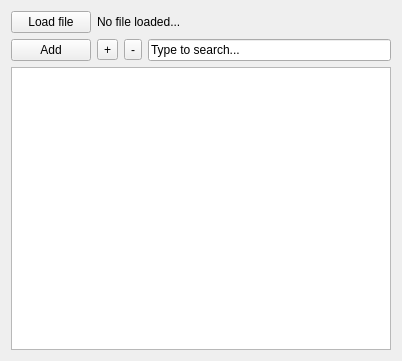
Old version of the form stplot-gui/widgets/VarLoader/varloader.ui in the repository Sanya-123/STplot.
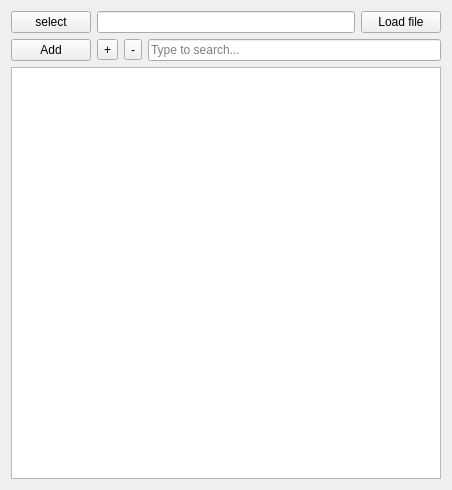
New version of the form.

```diff
--- a/stplot-gui/widgets/VarLoader/varloader.ui
+++ b/stplot-gui/widgets/VarLoader/varloader.ui
@@ -6,63 +6,70 @@
    <rect>
     <x>0</x>
     <y>0</y>
-    <width>402</width>
-    <height>361</height>
+    <width>452</width>
+    <height>490</height>
    </rect>
   </property>
   <property name="windowTitle">
    <string>Form</string>
   </property>
   <layout class="QGridLayout" name="gridLayout">
-   <item row="1" column="0">
-    <widget class="QPushButton" name="addButton">
-     <property name="text">
-      <string>Add</string>
-     </property>
-    </widget>
-   </item>
    <item row="0" column="0">
+    <widget class="QPushButton" name="pushButton_selectFile">
+     <property name="text">
+      <string>select</string>
+     </property>
+    </widget>
+   </item>
+   <item row="0" column="1">
+    <widget class="QLineEdit" name="lineEdit_file"/>
+   </item>
+   <item row="0" column="2">
     <widget class="QPushButton" name="loadButton">
      <property name="text">
       <string>Load file</string>
      </property>
     </widget>
    </item>
-   <item row="0" column="1" colspan="3">
-    <widget class="QLabel" name="label">
+   <item row="1" column="0" colspan="3">
+    <layout class="QHBoxLayout" name="horizontalLayout">
+     <item>
+      <widget class="QPushButton" name="addButton">
      <property name="text">
-      <string>No file loaded...</string>
+        <string>Add</string>
      </property>
     </widget>
    </item>
-   <item row="1" column="1">
+     <item>
     <widget class="QToolButton" name="expandButton">
      <property name="text">
       <string>+</string>
      </property>
     </widget>
    </item>
-   <item row="1" column="3">
+     <item>
+      <widget class="QToolButton" name="collapseButton">
+       <property name="text">
+        <string>-</string>
+       </property>
+      </widget>
+     </item>
+     <item>
     <widget class="QLineEdit" name="searchField">
-     <property name="text">
+       <property name="placeholderText">
       <string>Type to search...</string>
      </property>
     </widget>
    </item>
-   <item row="2" column="0" colspan="4">
+    </layout>
+   </item>
+   <item row="2" column="0" colspan="3">
     <widget class="QTreeView" name="treeView">
      <property name="autoFillBackground">
       <bool>true</bool>
      </property>
     </widget>
    </item>
-   <item row="1" column="2">
-    <widget class="QToolButton" name="collapseButton">
-     <property name="text">
-      <string>-</string>
-     </property>
-    </widget>
-   </item>
   </layout>
  </widget>
  <resources/>
```
Lines whose indentation alone changed are shown as unchanged.
